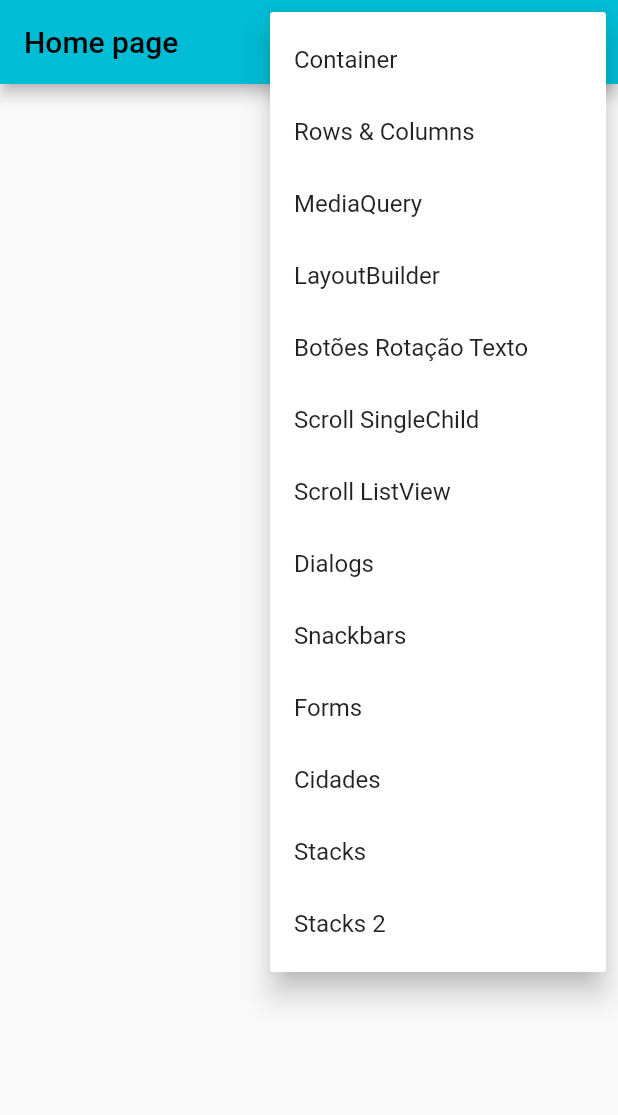
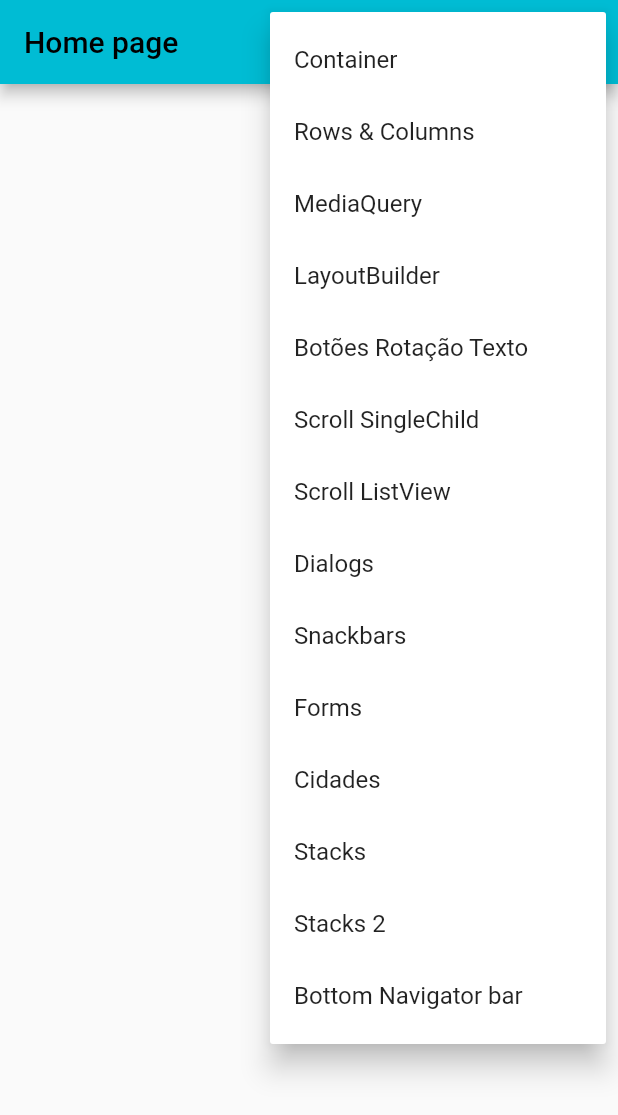
Before and after one commit to danieldkm/flutter, a Flutter app: the screen it shows after launch, after a tap on the "more vert" icon, on a phone screen of 412 x 824 dp. Shown: the top 1115 px of the screen. Run offline on Flutter 3.47's test engine with Material 2 defaults, Android fonts, the phone set to English and light mode, and no system bars; our stand-ins replace device_preview.

Commit message:
BottomNavigatorBar & IndexedStack

```diff
--- a/4_flutter_primeiro_projeto/lib/main.dart
+++ b/4_flutter_primeiro_projeto/lib/main.dart
@@ -1,6 +1,7 @@
 import 'package:device_preview/device_preview.dart';
 import 'package:flutter/material.dart';
 import 'package:flutter_primeiro_projeto/pages/botoes_rotacao_texto/botoes_rotacao_texto_page.dart';
+import 'package:flutter_primeiro_projeto/pages/bottom_navigator_bar/bottom_navigator_bar_page.dart';
 import 'package:flutter_primeiro_projeto/pages/cidades_json/cidades_page.dart';
 import 'package:flutter_primeiro_projeto/pages/container/container_page.dart';
 import 'package:flutter_primeiro_projeto/pages/dialogs/dialogs_page.dart';
@@ -47,6 +48,7 @@ class MyApp extends StatelessWidget {
         '/cidades': (_) => CidadesPage(),
         '/stacks': (_) => StackPage(),
         '/stacks/2': (_) => StackPage2(),
+        '/bottom_navigator_bar': (_) => BottomNavigatorBarPage(),
       },
     );
   }
--- a/4_flutter_primeiro_projeto/lib/pages/homes/home_page.dart
+++ b/4_flutter_primeiro_projeto/lib/pages/homes/home_page.dart
@@ -14,6 +14,7 @@ enum PopupMenuPages {
   cidades,
   stacks,
   stacks2,
+  bottom_navigator_bar,
 }
 
 class HomePage extends StatelessWidget {
@@ -68,6 +69,9 @@ class HomePage extends StatelessWidget {
                     break;
                   case PopupMenuPages.stacks2:
                     Navigator.pushNamed(context, '/stacks/2');
+                    break;
+                  case PopupMenuPages.bottom_navigator_bar:
+                    Navigator.pushNamed(context, '/bottom_navigator_bar');
                     break;
                 }
               },
@@ -125,6 +129,10 @@ class HomePage extends StatelessWidget {
                     child: Text('Stacks 2'),
                     value: PopupMenuPages.stacks2,
                   ),
+                  PopupMenuItem<PopupMenuPages>(
+                    child: Text('Bottom Navigator bar'),
+                    value: PopupMenuPages.bottom_navigator_bar,
+                  ),
                 ];
               })
         ],
```
Also changed, not shown: 4_flutter_primeiro_projeto/lib/pages/bottom_navigator_bar/bottom_navigator_bar_page.dart (added, +49 -0 lines), 4_flutter_primeiro_projeto/lib/pages/bottom_navigator_bar/page1.dart (added, +13 -0 lines), 4_flutter_primeiro_projeto/lib/pages/bottom_navigator_bar/page2.dart (added, +13 -0 lines), 1 other file.
